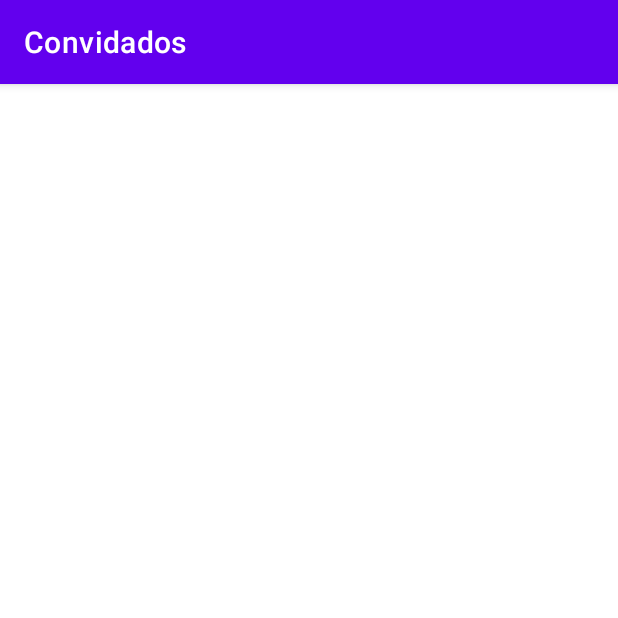
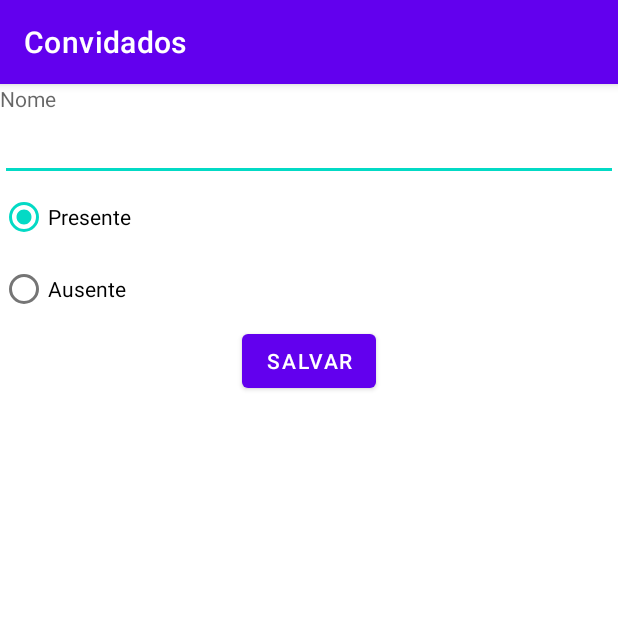
Before and after one commit to higor-jugler/convidados, an Android app: the GuestFormActivity screen opened directly, with no data from a screen before it, on a phone screen of 412 x 824 dp, the top half of it. Run offline under Robolectric (Android 15) with nearby library versions, the phone set to English and light mode, and no system bars.

Commit message:
Layout GuestForm

```diff
--- a/app/src/main/java/com/endeavorsheep/convidados/GuestFormActivity.kt
+++ b/app/src/main/java/com/endeavorsheep/convidados/GuestFormActivity.kt
@@ -2,11 +2,27 @@ package com.endeavorsheep.convidados
 
 import androidx.appcompat.app.AppCompatActivity
 import android.os.Bundle
+import android.view.View
+import com.endeavorsheep.convidados.databinding.ActivityGuestFormBinding
 import com.endeavorsheep.convidados.repository.GuestRepository
 
-class GuestFormActivity : AppCompatActivity() {
+class GuestFormActivity : AppCompatActivity(), View.OnClickListener {
+
+    private lateinit var binding: ActivityGuestFormBinding
+
     override fun onCreate(savedInstanceState: Bundle?) {
         super.onCreate(savedInstanceState)
-        setContentView(R.layout.activity_guest_form)
+
+        binding = ActivityGuestFormBinding.inflate(layoutInflater)
+        setContentView(binding.root)
+
+        binding.buttonSave.setOnClickListener(this)
+        binding.radioGuestPresent.isChecked = true
+    }
+
+    override fun onClick(view: View) {
+        if (view.id == R.id.button_save) {
+
+        }
     }
 }
--- a/app/src/main/res/layout/activity_guest_form.xml
+++ b/app/src/main/res/layout/activity_guest_form.xml
@@ -4,6 +4,55 @@
     xmlns:tools="http://schemas.android.com/tools"
     android:layout_width="match_parent"
     android:layout_height="match_parent"
+    android:layout_margin="16dp"
     tools:context=".GuestFormActivity">
 
+    <TextView
+        android:id="@+id/text_name_guest"
+        android:layout_width="0dp"
+        android:layout_height="wrap_content"
+        android:hint="@string/text_name_guest"
+        app:layout_constraintEnd_toEndOf="parent"
+        app:layout_constraintStart_toStartOf="parent"
+        app:layout_constraintTop_toTopOf="parent" />
+
+    <EditText
+        android:id="@+id/edit_name_guest"
+        android:layout_width="0dp"
+        android:layout_height="wrap_content"
+        app:layout_constraintEnd_toEndOf="parent"
+        app:layout_constraintStart_toStartOf="parent"
+        app:layout_constraintTop_toBottomOf="@id/text_name_guest" />
+
+    <RadioGroup
+        android:id="@+id/radio_menu"
+        android:layout_width="0dp"
+        android:layout_height="wrap_content"
+        app:layout_constraintEnd_toEndOf="parent"
+        app:layout_constraintStart_toStartOf="parent"
+        app:layout_constraintTop_toBottomOf="@id/edit_name_guest">
+
+        <RadioButton
+            android:id="@+id/radio_guest_present"
+            android:layout_width="wrap_content"
+            android:layout_height="wrap_content"
+            android:text="@string/radio_guest_present" />
+
+        <RadioButton
+            android:id="@+id/radio_guest_absent"
+            android:layout_width="wrap_content"
+            android:layout_height="wrap_content"
+            android:text="@string/radio_guest_absent" />
+
+    </RadioGroup>
+
+    <Button
+        android:id="@+id/button_save"
+        android:layout_width="wrap_content"
+        android:layout_height="wrap_content"
+        android:text="@string/button_guest_save"
+        app:layout_constraintEnd_toEndOf="parent"
+        app:layout_constraintStart_toStartOf="parent"
+        app:layout_constraintTop_toBottomOf="@id/radio_menu" />
+
 </androidx.constraintlayout.widget.ConstraintLayout>
--- a/app/src/main/res/values/strings.xml
+++ b/app/src/main/res/values/strings.xml
@@ -10,4 +10,8 @@
     <string name="menu_all_guests">Todos os convidados</string>
     <string name="menu_present">Presentes</string>
     <string name="menu_absent">Ausentes</string>
+    <string name="text_name_guest">Nome</string>
+    <string name="radio_guest_present">Presente</string>
+    <string name="radio_guest_absent">Ausente</string>
+    <string name="button_guest_save">salvar</string>
 </resources>
```
